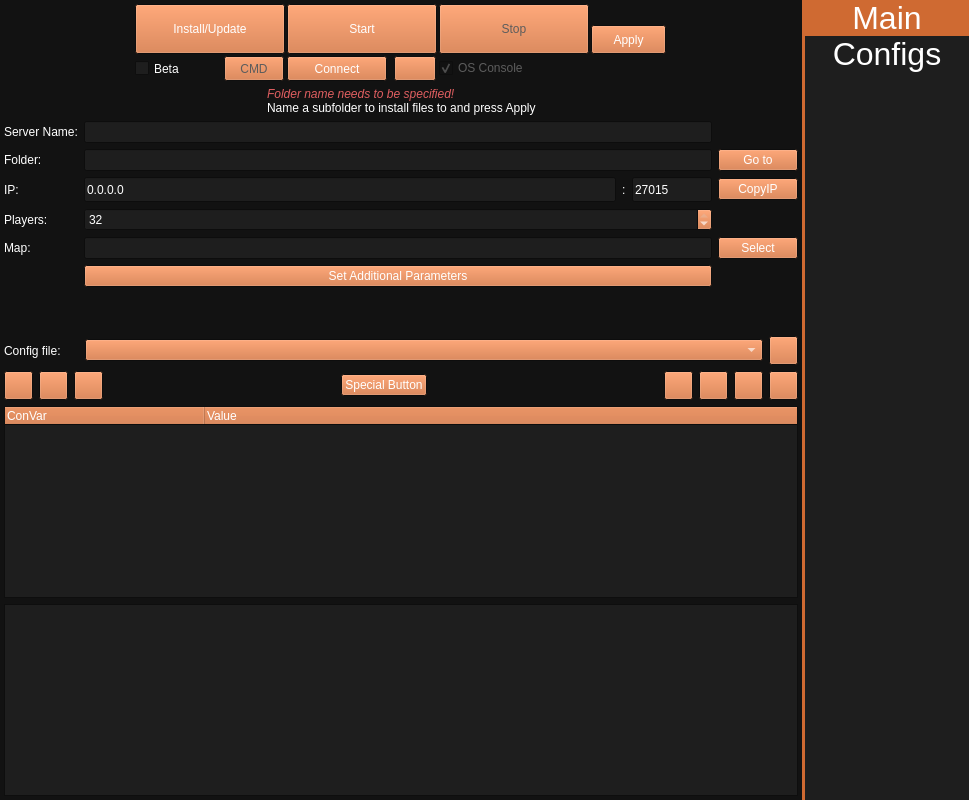
First picture: the form in ui/serverwindow.ui, repository metootem/TF2-Dedicated-Server-Manager, before the edit.
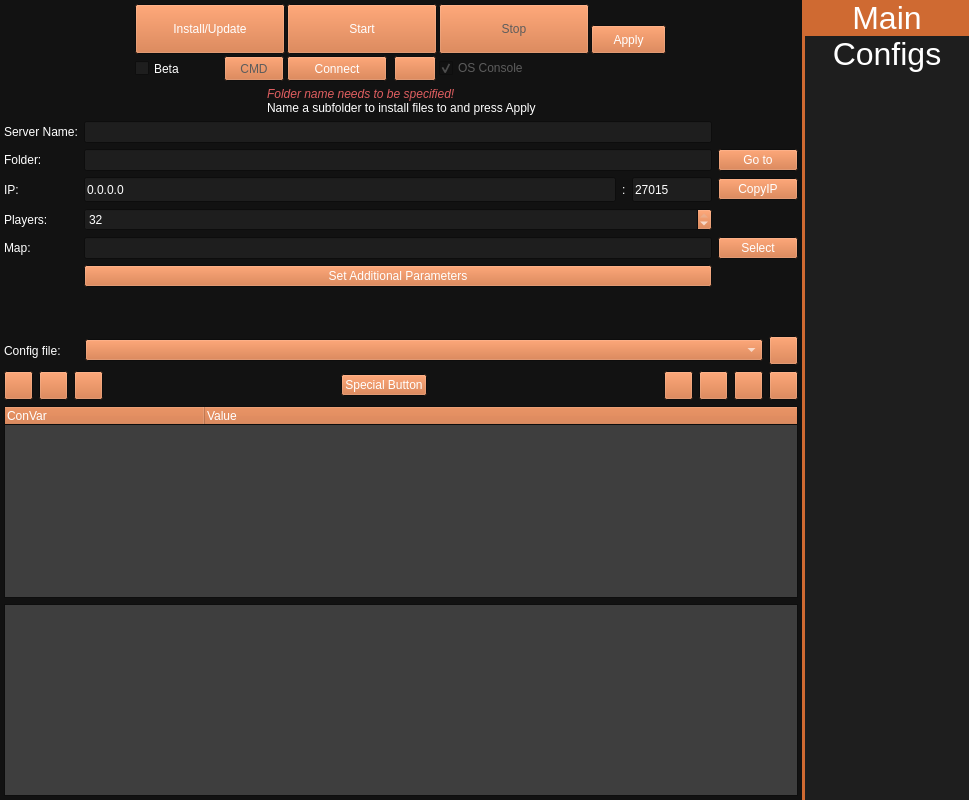
Second picture: the form after the edit. Icons and pictures are not drawn.

Commit message: Fix config saving not working Fix creating new config file having incorrect text Fix Windows directories not being allowed

```diff
--- a/ui/serverwindow.ui
+++ b/ui/serverwindow.ui
@@ -5343,9 +5343,9 @@
                <colorrole role="Base">
                 <brush brushstyle="SolidPattern">
                  <color alpha="255">
-                  <red>30</red>
-                  <green>30</green>
-                  <blue>30</blue>
+                  <red>62</red>
+                  <green>62</green>
+                  <blue>62</blue>
                  </color>
                 </brush>
                </colorrole>
@@ -5453,9 +5453,9 @@
                <colorrole role="Base">
                 <brush brushstyle="SolidPattern">
                  <color alpha="255">
-                  <red>30</red>
-                  <green>30</green>
-                  <blue>30</blue>
+                  <red>62</red>
+                  <green>62</green>
+                  <blue>62</blue>
                  </color>
                 </brush>
                </colorrole>
@@ -5700,9 +5700,9 @@
                <colorrole role="Base">
                 <brush brushstyle="SolidPattern">
                  <color alpha="255">
-                  <red>30</red>
-                  <green>30</green>
-                  <blue>30</blue>
+                  <red>62</red>
+                  <green>62</green>
+                  <blue>62</blue>
                  </color>
                 </brush>
                </colorrole>
@@ -5810,9 +5810,9 @@
                <colorrole role="Base">
                 <brush brushstyle="SolidPattern">
                  <color alpha="255">
-                  <red>30</red>
-                  <green>30</green>
-                  <blue>30</blue>
+                  <red>62</red>
+                  <green>62</green>
+                  <blue>62</blue>
                  </color>
                 </brush>
                </colorrole>
```
Left out of the diff: 5 changed lines with no effect on the pictures. The commit also changes 3 other files.
